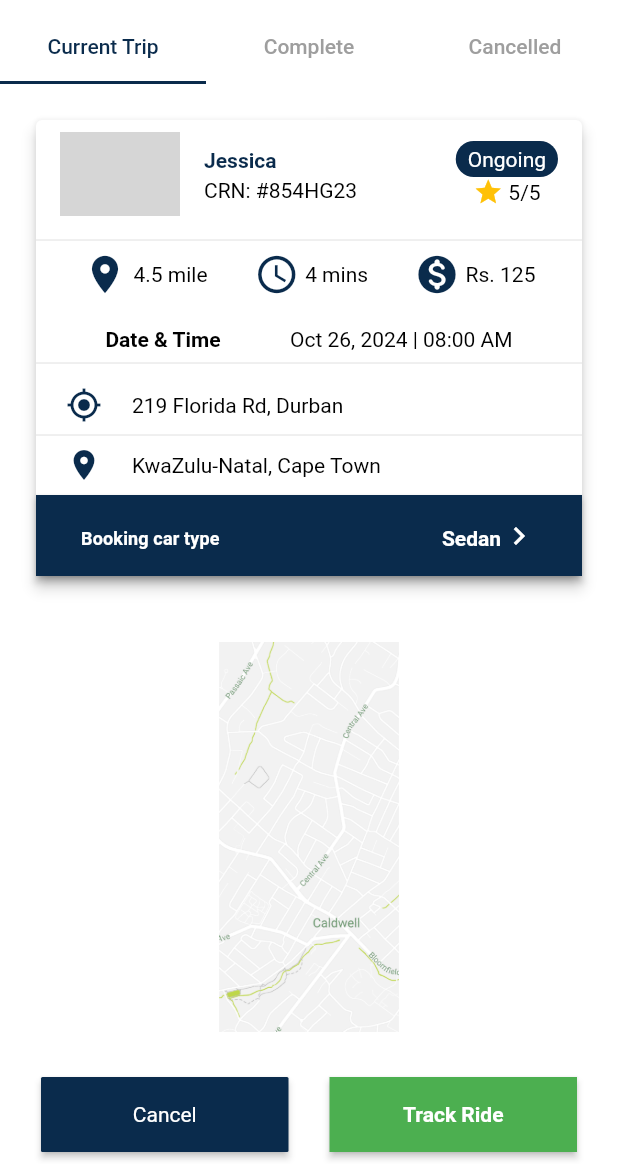
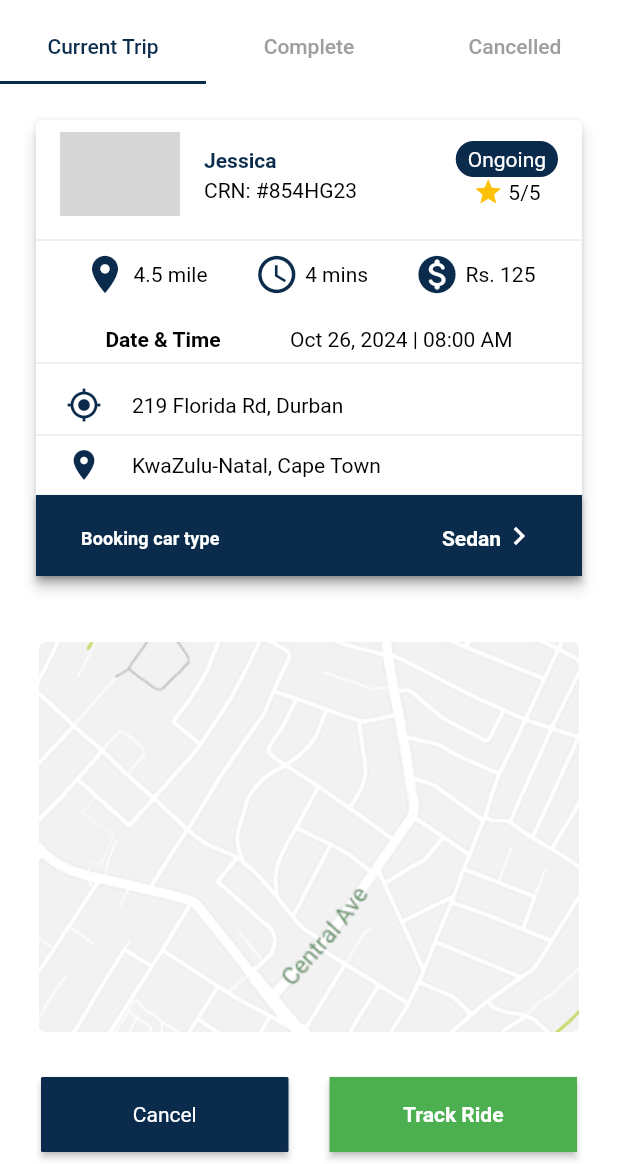
Before and after one commit to Rayarmohan/Jambo-Taxi-app, a Flutter app: the BookingComplete screen opened by its route, on a phone screen of 412 x 824 dp, the part 72-1236 px from its top. Run offline on Flutter 3.47's test engine with Material 3 defaults, Android fonts, the phone set to English and light mode, and no system bars; our stand-ins replace dotted_border, flutter_rating_bar, flutter_screenutil, flutter_svg, get; Roboto replaces fonts that are missing (SF Pro Display); grey boxes are pictures that could not be loaded.

Commit message:
first commit

```diff
--- a/lib/features/booking_pages/booking_tab.dart
+++ b/lib/features/booking_pages/booking_tab.dart
@@ -1,5 +1,5 @@
 import 'package:flutter/material.dart';
-import 'package:jambotaxi/features/on_board/widgets/booking_card.dart';
+import 'package:jambotaxi/features/booking_pages/widgets/booking_card.dart';
 import 'package:jambotaxi/widgets/custom_app_bar.dart';
 import 'package:jambotaxi/widgets/custom_button.dart';
 
@@ -47,15 +47,20 @@ class BookingComplete extends StatelessWidget {
             Expanded(
               child: TabBarView(
                 children: [
-                  Column(
+                  SingleChildScrollView(
+                    child: Column(
                       children: [
                         BookingCard(statusText: 'Ongoing'),
                         Container(
                           width: 400,
                           height: 300,
-                        padding: EdgeInsets.all(20.0),
-                        child: const CustomPngImage(
-                          imageName: "assets/images/map.png",
+                          padding: EdgeInsets.all(20),
+                          child: ClipRRect(
+                            borderRadius: BorderRadius.circular(4.0),
+                            child: Image.asset(
+                              "assets/images/map.png",
+                              fit: BoxFit.cover,
+                            ),
                           ),
                         ),
                         const SizedBox(
@@ -71,13 +76,13 @@ class BookingComplete extends StatelessWidget {
                                 onPressed: () {
                                   // Handle button 1 press
                                 },
-                              child: Text('Cancel',
+                                child: Text(
+                                  'Cancel',
                                   style: Theme.of(context)
                                       .textTheme
                                       .bodyMedium!
                                       .copyWith(color: AppColors.white),
                                 ),
-
                               ),
                             ),
                             SizedBox(
@@ -100,6 +105,7 @@ class BookingComplete extends StatelessWidget {
                           ],
                         ),
                       ],
+                    ),
                   ),
                   ListView.builder(
                     itemCount: 5, // Number of items in the list
```
Also changed, not shown: lib/features/booking_pages/prebooking_tab.dart (+13 -5 lines), lib/features/booking_pages/widgets/booking_card.dart (renamed from lib/features/on_board/widgets/booking_card.dart). Lines whose indentation alone changed are shown as unchanged.
